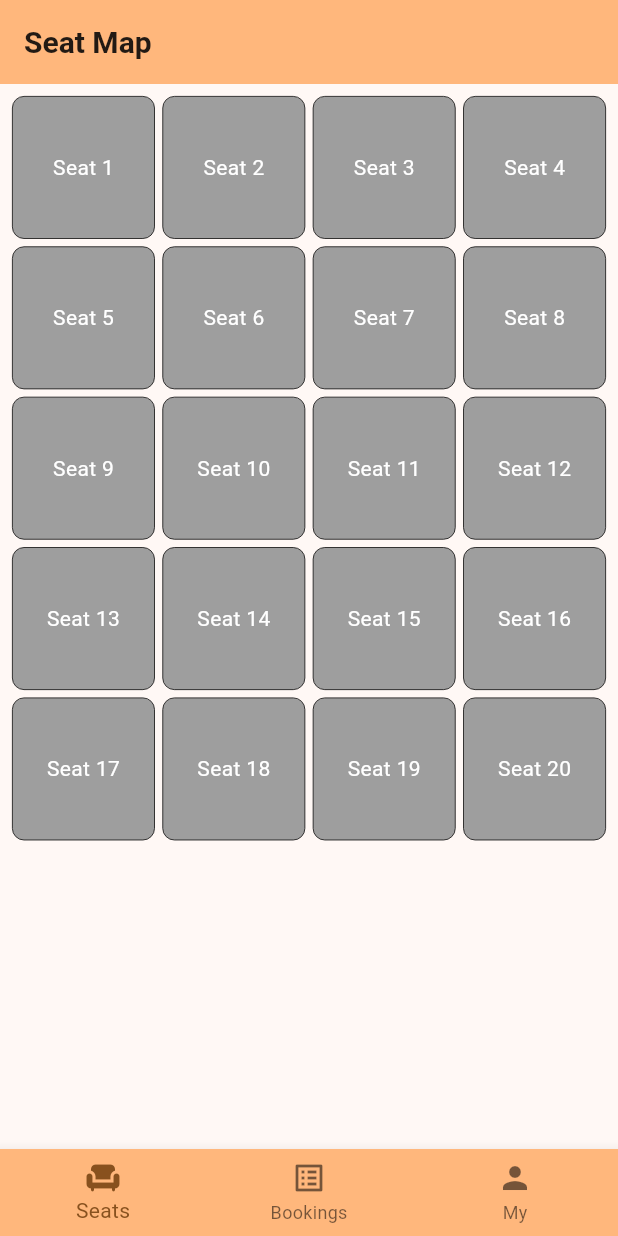
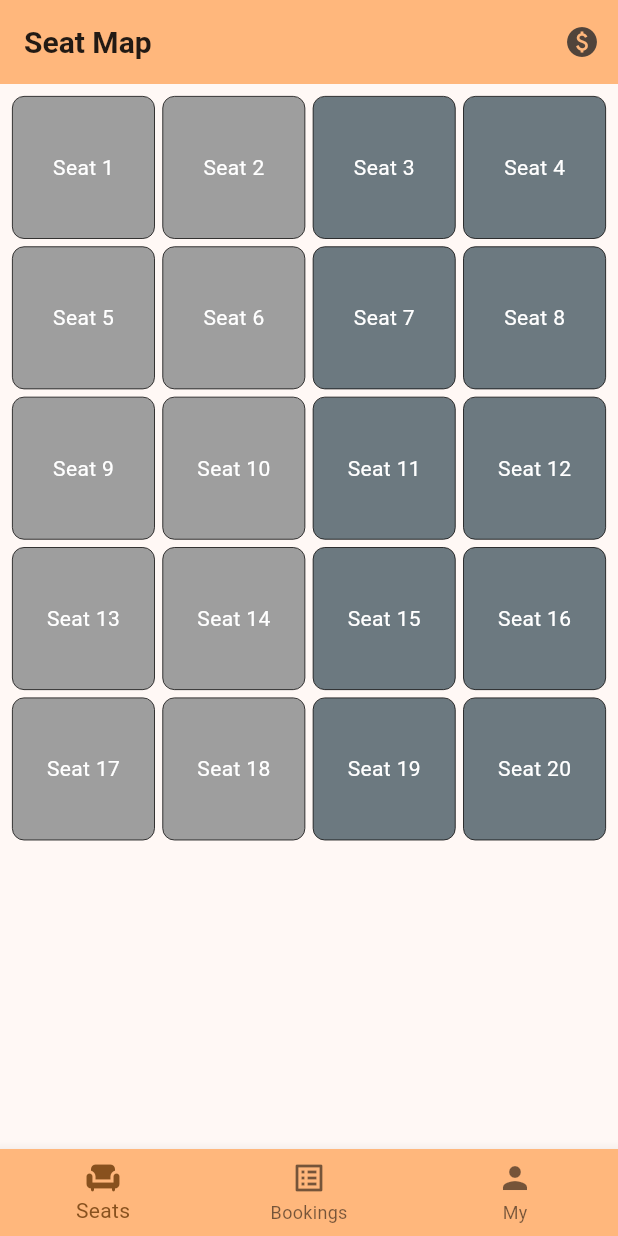
Before and after one commit to ShashankRampardos/seat_sync_app, a Flutter app: the screen it shows after launch, on a phone screen of 412 x 824 dp. Run offline on Flutter 3.47's test engine with Material 3 defaults, Android fonts, the phone set to English and light mode, and no system bars; our stand-ins replace cloud_firestore, firebase_auth, firebase_core, firebase_storage, flutter_riverpod, fluttertoast and 2 more; missing offline and left inert: mqtt_client; accounts and stored records are empty.

Commit message:
tried fixing profile pic (failed), added some riverpod provider to improve seat matrix ui and its state

```diff
--- /dev/null
+++ b/lib/models/seat_info.dart
@@ -0,0 +1,29 @@
+import 'package:flutter/material.dart';
+
+class Seat {
+  final int id; // seat number or id
+  Color color; // UI color
+  bool isBooked; // booking status
+  String? bookedBy; // user id or name
+  String? otp; // OTP assigned for authentication
+  DateTime? bookedAt; // booking timestamp
+  Duration? duration; // how long it is reserved
+  String status; // e.g., "available", "occupied", "reserved"
+  bool isFree; // free hai ya paid hai
+  bool isHumanPresent;
+  bool isObjectPresent;
+
+  Seat({
+    required this.id,
+    this.color = Colors.grey,
+    this.isBooked = false,
+    this.bookedBy,
+    this.otp,
+    this.bookedAt,
+    this.duration,
+    this.status = "available",
+    this.isFree = true,
+    this.isHumanPresent = false,
+    this.isObjectPresent = false,
+  });
+}
--- /dev/null
+++ b/lib/providers/revel_paid_unpaid.dart
@@ -0,0 +1,5 @@
+import 'package:flutter_riverpod/legacy.dart';
+
+final toRevelPaidUnpaidProvider = StateProvider<bool>((ref) {
+  return false; // Default to not revel
+});
--- /dev/null
+++ b/lib/providers/row_and_col.dart
@@ -0,0 +1,7 @@
+import 'package:flutter_riverpod/flutter_riverpod.dart';
+
+final rowAndCol = Provider<List<int>>((ref) {
+  return [5, 4];
+});
+
+// now we can use the row and column values any where across the app
--- /dev/null
+++ b/lib/providers/seat_matrix.dart
@@ -0,0 +1,31 @@
+import 'package:flutter/material.dart';
+import 'package:flutter_riverpod/legacy.dart';
+import 'package:seat_sync_v2/models/seat_info.dart';
+import 'package:seat_sync_v2/providers/row_and_col.dart';
+
+// Remove top-level usage of ref
+
+class SeatMatrix extends StateNotifier<List<Seat>> {
+  SeatMatrix(int rows, int cols)
+    : super(
+        List.generate(rows * cols, (index) {
+          index = index + 1;
+          final isSeatFree = (index % 4 == 3 || index % 4 == 0);
+          return Seat(
+            id: index + 1,
+            isFree: isSeatFree ? false : true,
+            color: isSeatFree
+                ? const Color.fromARGB(255, 108, 121, 128)
+                : Colors.grey,
+          );
+        }),
+      );
+}
+
+// Example provider to use with Riverpod
+final seatMatrixProvider = StateNotifierProvider<SeatMatrix, List<Seat>>((ref) {
+  final rowAndColValues = ref.watch(rowAndCol);
+  final rows = rowAndColValues[0];
+  final cols = rowAndColValues[1];
+  return SeatMatrix(rows, cols);
+});
--- a/lib/screens/booking.dart
+++ b/lib/screens/booking.dart
@@ -4,6 +4,6 @@ class BookingScreen extends StatelessWidget {
   const BookingScreen({super.key});
   @override
   Widget build(context) {
-    return Center(child: Text('Bookings Screen'));
+    return Center(child: Text('🛠️ Bookings Screen Coming Soon'));
   }
 }
--- a/lib/screens/profile.dart
+++ b/lib/screens/profile.dart
@@ -112,9 +112,6 @@ class _ProfileScreenState extends State<ProfileScreen> {
                         onPressed: isLoading
                             ? null
                             : () {
-                                setModalState(() {
-                                  isLoading = true;
-                                });
                                 if (_auth.currentUser == null) {
                                   Utils.showToast('No user logged in');
                                   return;
--- a/lib/screens/seat_map.dart
+++ b/lib/screens/seat_map.dart
@@ -1,27 +1,32 @@
 import 'package:flutter/material.dart';
+import 'package:flutter/services.dart';
+import 'package:flutter_riverpod/flutter_riverpod.dart';
 
-class SeatMapScreen extends StatefulWidget {
+import 'package:seat_sync_v2/models/seat_info.dart';
+import 'package:seat_sync_v2/providers/revel_paid_unpaid.dart';
+import 'package:seat_sync_v2/providers/row_and_col.dart';
+import 'package:seat_sync_v2/providers/seat_matrix.dart';
+
+import 'package:mqtt_client/mqtt_client.dart';
+import 'package:mqtt_client/mqtt_server_client.dart';
+
+class SeatMapScreen extends ConsumerStatefulWidget {
   const SeatMapScreen({super.key});
 
   @override
-  State<StatefulWidget> createState() => _SeatMapScreenState();
+  ConsumerState<ConsumerStatefulWidget> createState() => _SeatMapScreenState();
 }
 
-class _SeatMapScreenState extends State<SeatMapScreen> {
-  final int rows = 5;
-  final int cols = 4;
-
-  late List<Color> cellColors;
-
+class _SeatMapScreenState extends ConsumerState<SeatMapScreen> {
   @override
   void initState() {
     super.initState();
-    cellColors = List.generate(rows * cols, (index) => Colors.grey); // default
+    //cellColors = List.generate(rows * cols, (index) => Colors.grey); // default
   }
 
   void changeColor(int index, Color color) {
     setState(() {
-      cellColors[index] = color;
+      //cellColors[index] = color;
     });
   }
 
@@ -32,7 +37,12 @@ class _SeatMapScreenState extends State<SeatMapScreen> {
       builder: (BuildContext context) {
         return StatefulBuilder(
           builder: (BuildContext context, StateSetter setModalState) {
-            return Container(
+            return Padding(
+              padding: EdgeInsets.only(
+                bottom: MediaQuery.of(context).viewInsets.bottom,
+              ),
+              child: SingleChildScrollView(
+                child: Container(
                   width: double.infinity,
                   padding: EdgeInsets.all(20),
                   height: 400,
@@ -45,11 +55,37 @@ class _SeatMapScreenState extends State<SeatMapScreen> {
                           labelText: 'Duration (minutes)',
                         ),
                         keyboardType: TextInputType.number,
+                        inputFormatters: [
+                          // Only allow numbers up to 180 (3 hours)
+                          FilteringTextInputFormatter.allow(
+                            RegExp(r'^\d{0,3}$'),
+                          ),
+                        ],
+                        onChanged: (value) {
+                          if (value.isNotEmpty) {
+                            final int? minutes = int.tryParse(value);
+                            if (minutes != null &&
+                                (minutes < 1 || minutes > 180)) {
+                              // Show error or clear field
+                              ScaffoldMessenger.of(context).showSnackBar(
+                                SnackBar(
+                                  content: Text(
+                                    'Please enter a duration between 1 and 180 minutes.',
+                                  ),
+                                  duration: Duration(seconds: 2),
+                                ),
+                              );
+                            }
+                          }
+                        },
                       ),
                       SizedBox(height: 20),
                       Text(
                         'Book Seat ${index + 1}',
-                    style: TextStyle(fontSize: 20, fontWeight: FontWeight.bold),
+                        style: TextStyle(
+                          fontSize: 20,
+                          fontWeight: FontWeight.bold,
+                        ),
                       ),
                       SizedBox(height: 20),
                       ElevatedButton(
@@ -59,7 +95,14 @@ class _SeatMapScreenState extends State<SeatMapScreen> {
                         },
                         child: Text('Confirm Booking'),
                       ),
+                      SizedBox(height: 20),
+                      Text(
+                        '🛠️Under Development, comming soon!',
+                        style: TextStyle(fontWeight: FontWeight.bold),
+                      ),
                     ],
+                  ),
+                ),
               ),
             );
           },
@@ -70,6 +113,11 @@ class _SeatMapScreenState extends State<SeatMapScreen> {
 
   @override
   Widget build(BuildContext context) {
+    final int rows = ref.watch(rowAndCol)[0];
+    final int cols = ref.watch(rowAndCol)[1];
+    final List<Seat> seats = ref.watch(seatMatrixProvider);
+    final bool toRevelPaidUnpaid = ref.watch(toRevelPaidUnpaidProvider);
+
     return Scaffold(
       body: Padding(
         padding: const EdgeInsets.all(8),
@@ -83,16 +131,20 @@ class _SeatMapScreenState extends State<SeatMapScreen> {
           itemCount: rows * cols,
           itemBuilder: (context, index) {
             return GestureDetector(
-              onTap: () => bookSeat(index),
+              onTap: () => seats[index].isFree ? null : bookSeat(index),
               child: Container(
                 decoration: BoxDecoration(
-                  color: cellColors[index],
+                  color: seats[index].color,
                   borderRadius: BorderRadius.circular(8),
                   border: Border.all(color: Colors.black, width: 0.5),
                 ),
                 child: Center(
                   child: Text(
-                    'Seat ${index + 1}',
+                    toRevelPaidUnpaid
+                        ? (seats[index].isFree
+                              ? 'Free'
+                              : 'Paid') //either show paid or free status or the seat index one each cell
+                        : 'Seat ${index + 1}',
                     style: TextStyle(color: Colors.white),
                   ),
                 ),
--- a/lib/screens/tabs.dart
+++ b/lib/screens/tabs.dart
@@ -2,26 +2,30 @@ import 'package:cloud_firestore/cloud_firestore.dart';
 import 'package:firebase_auth/firebase_auth.dart';
 import 'package:firebase_storage/firebase_storage.dart';
 import 'package:flutter/material.dart';
+import 'package:flutter_riverpod/flutter_riverpod.dart';
 import 'package:path_provider/path_provider.dart';
 import 'package:seat_sync_v2/screens/booking.dart';
 import 'package:seat_sync_v2/screens/profile.dart';
 import 'package:seat_sync_v2/screens/seat_map.dart';
 import 'package:image_picker/image_picker.dart';
+import 'package:seat_sync_v2/screens/settings.dart';
 import 'dart:io';
 
 import 'package:seat_sync_v2/utils/utils.dart';
 import 'package:shared_preferences/shared_preferences.dart';
 
-class TabsScreen extends StatefulWidget {
+import 'package:seat_sync_v2/providers/revel_paid_unpaid.dart';
+
+class TabsScreen extends ConsumerStatefulWidget {
   const TabsScreen({super.key});
 
   @override
-  State<StatefulWidget> createState() {
+  ConsumerState<ConsumerStatefulWidget> createState() {
     return _TabsScreenState();
   }
 }
 
-class _TabsScreenState extends State<TabsScreen> {
+class _TabsScreenState extends ConsumerState<TabsScreen> {
   int _selectedPageIndex = 0;
   String _profileName = "profileName";
   //String? _profileImageUrl;
@@ -30,6 +34,7 @@ class _TabsScreenState extends State<TabsScreen> {
   final ImagePicker _picker = ImagePicker();
   File? _imageFile;
   String? _imagePath;
+  var _imageKey;
   //final _auth = FirebaseAuth.instance;
 
   @override
@@ -46,9 +51,10 @@ class _TabsScreenState extends State<TabsScreen> {
   void _initializeProfile() async {
     if (FirebaseAuth.instance.currentUser == null) return;
     //returive profile pic path from shared preferences if it present, otherwise null will be retured
-    final prefs = await SharedPreferences.getInstance();
-    _imagePath = prefs.getString('profile_pic_path');
-
+    if (_imagePath == null) {
+      final prefs = await SharedPreferences.getInstance();
+      _imagePath = prefs.getString('profile_pic_path');
+    }
     //retiving document from 'users' collection from firebstore
     var uid = FirebaseAuth.instance.currentUser!.uid;
     var snapshot = await FirebaseFirestore.instance
@@ -167,8 +173,9 @@ class _TabsScreenState extends State<TabsScreen> {
       final File newImage = await File(picked.path).copy(newPath);
 
       setState(() {
-        _imageFile = newImage;
+        //_imageFile = newImage;
         _imagePath = newImage.path;
+        _imageKey = UniqueKey();
       });
       //saving image in local storage using shared preferences
       final prefs = await SharedPreferences.getInstance();
@@ -196,9 +203,14 @@ class _TabsScreenState extends State<TabsScreen> {
       final File newImage = await File(picked.path).copy(newPath);
 
       setState(() {
-        _imageFile = newImage;
+        //_imageFile = newImage;
         _imagePath = newImage.path;
+        _imageKey = UniqueKey();
       });
+
+      debugPrint('-----newimage path: $_imagePath');
+      debugPrint('-----new path: $newPath');
+
       //saving image in local storage using shared preferences
       final prefs = await SharedPreferences.getInstance();
       prefs.setString('profile_pic_path', _imagePath!);
@@ -209,6 +221,14 @@ class _TabsScreenState extends State<TabsScreen> {
 
   @override
   Widget build(BuildContext context) {
+    final ImageProvider<Object> profileImage;
+    if (_imagePath != null) {
+      // Add a unique key using the last modified timestamp to bust the cache.
+      // This is an alternative to the ValueKey on the CircleAvatar itself.
+      profileImage = FileImage(File(_imagePath!));
+    } else {
+      profileImage = const AssetImage('assets/profile_image.png');
+    }
     //if not logged in, set default profile name and pic
     if (_selectedPageIndex == 2 && FirebaseAuth.instance.currentUser == null) {
       setState(() {
@@ -221,6 +241,8 @@ class _TabsScreenState extends State<TabsScreen> {
       _initializeProfile();
     }
 
+    final toRevelPaidUnpaid = ref.watch(toRevelPaidUnpaidProvider);
+
     return Scaffold(
       appBar: _selectedPageIndex != 2
           ? AppBar(
@@ -229,6 +251,26 @@ class _TabsScreenState extends State<TabsScreen> {
                 style: TextStyle(fontSize: 20, fontWeight: FontWeight.bold),
               ),
               backgroundColor: Theme.of(context).colorScheme.inversePrimary,
+              actions: (_selectedPageIndex == 0)
+                  ? [
+                      IconButton(
+                        onPressed: () {
+                          if (!toRevelPaidUnpaid) {
+                            ref
+                                    .watch(toRevelPaidUnpaidProvider.notifier)
+                                    .state =
+                                true;
+                          } else {
+                            ref
+                                    .watch(toRevelPaidUnpaidProvider.notifier)
+                                    .state =
+                                false;
+                          }
+                        },
+                        icon: Icon(Icons.paid),
+                      ),
+                    ]
+                  : [],
             )
           : AppBar(
               toolbarHeight: 150,
@@ -241,7 +283,14 @@ class _TabsScreenState extends State<TabsScreen> {
                       Align(
                         alignment: Alignment.topRight,
                         child: IconButton(
-                          onPressed: () {},
+                          onPressed: () {
+                            Navigator.push(
+                              context,
+                              MaterialPageRoute(
+                                builder: (context) => SettingsScreen(),
+                              ),
+                            );
+                          },
                           icon: Icon(Icons.settings),
                         ),
                       ),
@@ -256,12 +305,19 @@ class _TabsScreenState extends State<TabsScreen> {
                                 Radius.circular(50),
                               ),
 
-                              onTap: _chooseImagePickerMethod,
+                              onTap: () async {
+                                if (FirebaseAuth.instance.currentUser != null) {
+                                  await _chooseImagePickerMethod();
+                                } else {
+                                  Utils.showToast(
+                                    'You need to be logged in to change profile picture',
+                                  );
+                                }
+                              },
                               child: CircleAvatar(
+                                key: _imageKey,
                                 radius: 45,
-                                backgroundImage: _imagePath != null
-                                    ? FileImage(File(_imagePath!))
-                                    : AssetImage('assets/profile_image.png'),
+                                backgroundImage: profileImage,
                               ),
                             ),
                             SizedBox(height: 10),
--- a/pubspec.yaml
+++ b/pubspec.yaml
@@ -44,6 +44,7 @@ dependencies:
   image_picker: ^1.2.0
   shared_preferences: ^2.5.3
   path_provider: ^2.1.5
+  mqtt_client: ^10.11.1
 
 dev_dependencies:
   flutter_test:
```
Also changed, not shown: lib/screens/settings.dart (added, +20 -0 lines), pubspec.lock. Lines whose indentation alone changed are shown as unchanged.
